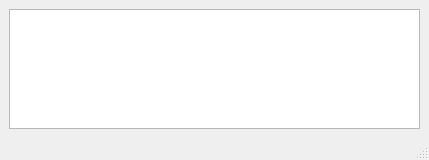
Old version of the form dataset_selector.ui in the repository jowanpittevils/Databasemanager_Signalplotter.
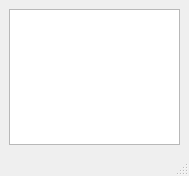
New version of the form.

```diff
--- a/dataset_selector.ui
+++ b/dataset_selector.ui
@@ -6,8 +6,8 @@
    <rect>
     <x>0</x>
     <y>0</y>
-    <width>429</width>
-    <height>160</height>
+    <width>189</width>
+    <height>176</height>
    </rect>
   </property>
   <property name="windowTitle">
```
Left out of the diff: 6 changed lines with no effect on the pictures.
